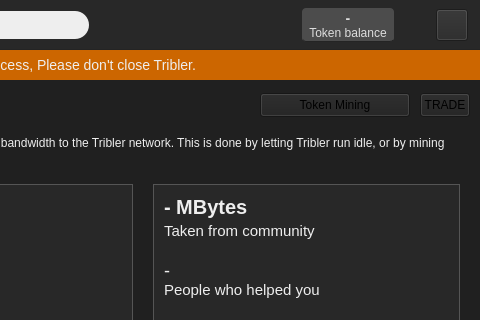
Above: TriblerGUI/qt_resources/mainwindow.ui from Tribler/tribler before the change; both pictures show x 395 to 875 and y 0 to 320 of the 875 by 777 pixel window. Below: the same form after it.
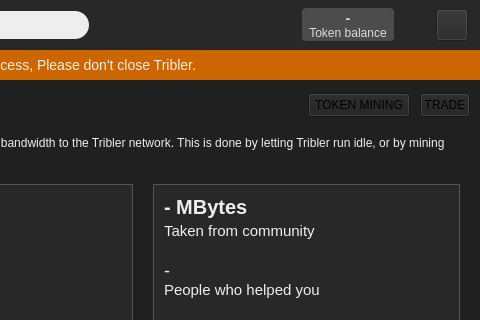
That is the form after the change. Icons and pictures are not drawn. Custom widgets are drawn as their Qt base class.

Commit message: Fixed Tribler window status bar label issue

The edit to the form file:
```diff
--- a/TriblerGUI/qt_resources/mainwindow.ui
+++ b/TriblerGUI/qt_resources/mainwindow.ui
@@ -9455,7 +9455,7 @@
               <widget class="EllipseButton" name="mine_button">
                <property name="minimumSize">
                 <size>
-                 <width>150</width>
+                 <width>80</width>
                  <height>24</height>
                 </size>
                </property>
@@ -9469,7 +9469,7 @@
                 <cursorShape>PointingHandCursor</cursorShape>
                </property>
                <property name="text">
-                <string>Token Mining</string>
+                <string>TOKEN MINING</string>
                </property>
               </widget>
              </item>
```
Left out of the diff: 3 changed lines with no effect on the pictures.
